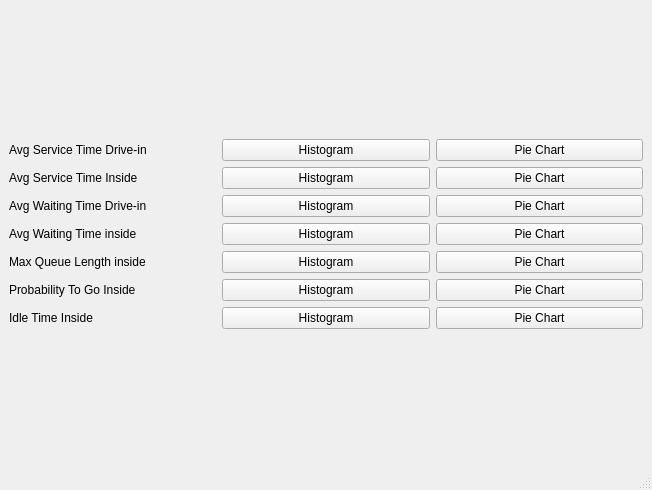
Above: chartwindow.ui from ragrag/Queue-Simulation-QT before the change. Below: the same form after it.
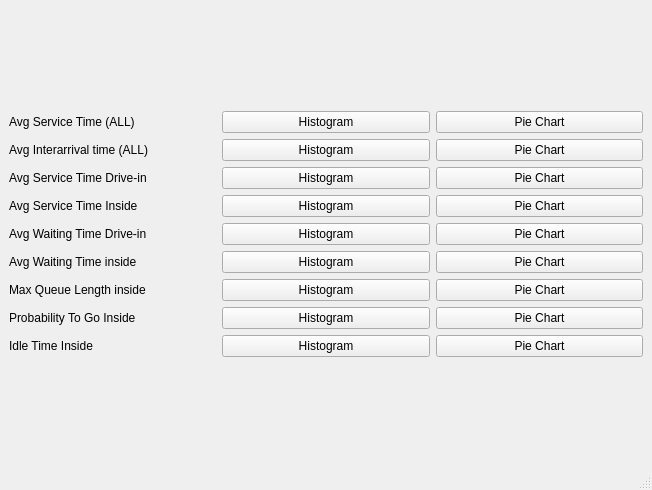
That is the form after the change.

Diff of the .ui file:
```diff
--- a/chartwindow.ui
+++ b/chartwindow.ui
@@ -22,19 +22,69 @@
         <item>
          <widget class="QLabel" name="label">
           <property name="text">
+           <string>Avg Service Time (ALL)</string>
+          </property>
+         </widget>
+        </item>
+        <item>
+         <widget class="QPushButton" name="svcAllBarBtn">
+          <property name="text">
+           <string>Histogram</string>
+          </property>
+         </widget>
+        </item>
+        <item>
+         <widget class="QPushButton" name="svcAllPieBtn">
+          <property name="text">
+           <string>Pie Chart</string>
+          </property>
+         </widget>
+        </item>
+       </layout>
+      </item>
+      <item>
+       <layout class="QHBoxLayout" name="horizontalLayout_3">
+        <item>
+         <widget class="QLabel" name="label_9">
+          <property name="text">
+           <string>Avg Interarrival time (ALL)</string>
+          </property>
+         </widget>
+        </item>
+        <item>
+         <widget class="QPushButton" name="interBarBtn">
+          <property name="text">
+           <string>Histogram</string>
+          </property>
+         </widget>
+        </item>
+        <item>
+         <widget class="QPushButton" name="interPieBtn">
+          <property name="text">
+           <string>Pie Chart</string>
+          </property>
+         </widget>
+        </item>
+       </layout>
+      </item>
+      <item>
+       <layout class="QHBoxLayout" name="horizontalLayout_2">
+        <item>
+         <widget class="QLabel" name="label_8">
+          <property name="text">
            <string>Avg Service Time Drive-in</string>
           </property>
          </widget>
         </item>
         <item>
-         <widget class="QPushButton" name="svcDBarBtn">
+         <widget class="QPushButton" name="svcDBarBtn_2">
           <property name="text">
            <string>Histogram</string>
           </property>
          </widget>
         </item>
         <item>
-         <widget class="QPushButton" name="svcDPieBtn">
+         <widget class="QPushButton" name="svcDPieBtn_2">
           <property name="text">
            <string>Pie Chart</string>
           </property>
```
